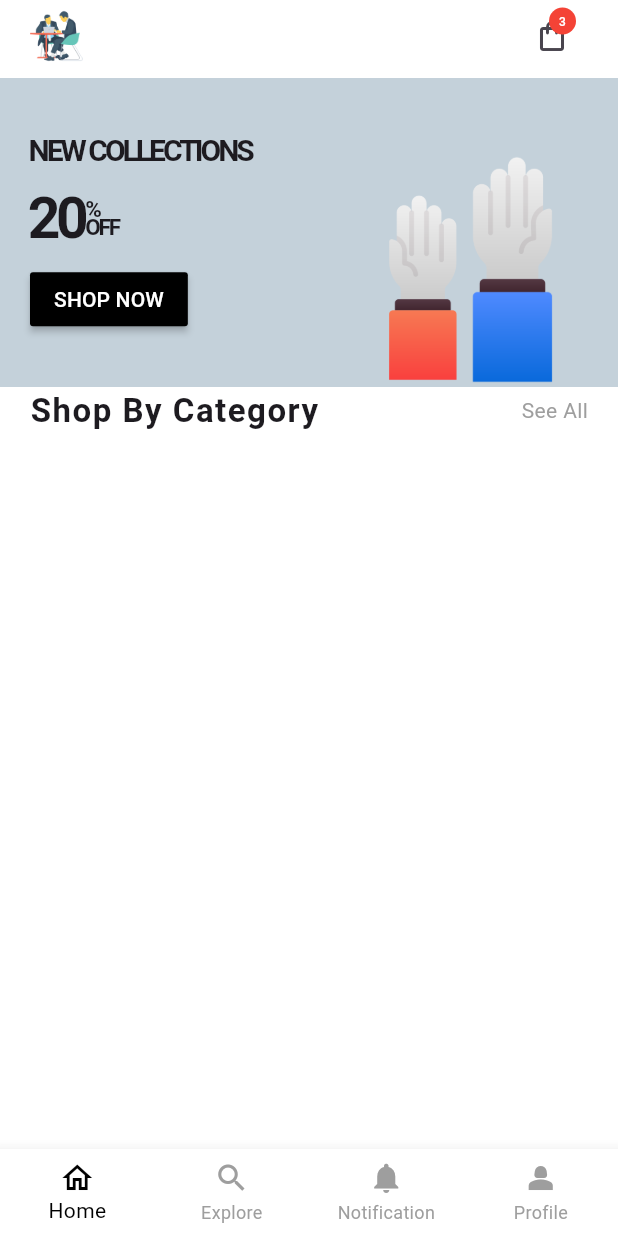
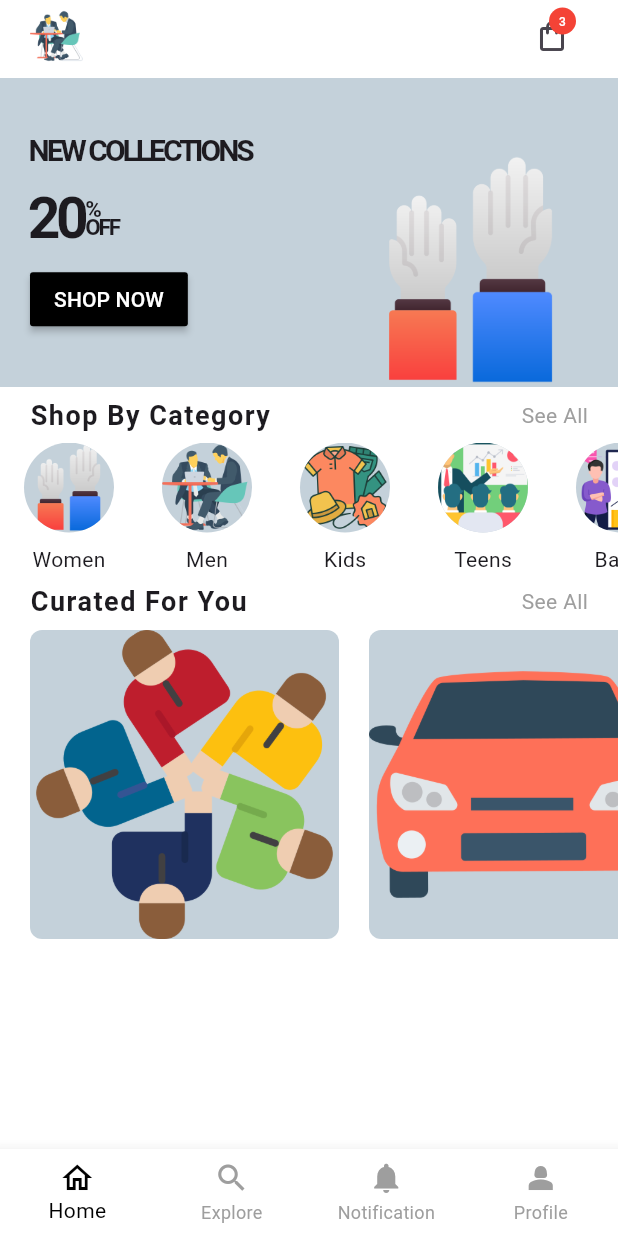
Before and after one commit to Legendary-Folah/e-commerce-practice, a Flutter app: the screen it shows once a user with an empty profile is signed in, on a phone screen of 412 x 824 dp. Run offline on Flutter 3.47's test engine with Material 3 defaults, Android fonts, the phone set to English and light mode, and no system bars; our stand-ins replace cloud_firestore, firebase_auth, firebase_core, firebase_storage, flutter_dotenv, flutter_riverpod and 2 more; accounts and stored records are empty; network calls fail.

Commit message:
feat: working on app home page

```diff
--- a/lib/Presentation/screens/role_based_login/user/app_home_screen.dart
+++ b/lib/Presentation/screens/role_based_login/user/app_home_screen.dart
@@ -1,4 +1,8 @@
 import 'package:e_commerce_app/core/colors.dart';
+import 'package:e_commerce_app/core/widgets/curated_item.dart';
+import 'package:e_commerce_app/core/widgets/my_custom_banner.dart';
+import 'package:e_commerce_app/models/app_model.dart';
+import 'package:e_commerce_app/models/category_model.dart';
 import 'package:flutter/material.dart';
 
 class AppHomeScreen extends StatefulWidget {
@@ -11,10 +15,12 @@ class AppHomeScreen extends StatefulWidget {
 class _AppHomeScreenState extends State<AppHomeScreen> {
   @override
   Widget build(BuildContext context) {
+    Size size = MediaQuery.of(context).size;
     return SafeArea(
       child: Scaffold(
         backgroundColor: ColorsConst.kWhite,
-        body: Column(
+        body: SingleChildScrollView(
+          child: Column(
             children: [
               Padding(
                 padding: EdgeInsetsGeometry.symmetric(horizontal: 20),
@@ -53,6 +59,7 @@ class _AppHomeScreenState extends State<AppHomeScreen> {
               ),
               SizedBox(height: 4),
               MyBanner(),
+              SizedBox(height: 6),
               Padding(
                 padding: EdgeInsetsGeometry.symmetric(horizontal: 20),
                 child: Row(
@@ -61,7 +68,7 @@ class _AppHomeScreenState extends State<AppHomeScreen> {
                     Text(
                       'Shop By Category',
                       style: TextStyle(
-                      fontSize: 22,
+                        fontSize: 18,
                         fontWeight: FontWeight.bold,
                         letterSpacing: 1,
                       ),
@@ -70,95 +77,76 @@ class _AppHomeScreenState extends State<AppHomeScreen> {
                   ],
                 ),
               ),
+              SizedBox(height: 5),
+              SingleChildScrollView(
+                scrollDirection: Axis.horizontal,
+                child: Row(
+                  children: [
+                    ...List.generate(
+                      categoryModel.length,
+                      (index) => InkWell(
+                        child: Column(
+                          spacing: 8,
+                          children: [
+                            Container(
+                              padding: EdgeInsets.symmetric(horizontal: 16),
+                              child: CircleAvatar(
+                                radius: 30,
+                                backgroundColor: ColorsConst().bannerColor,
+                                backgroundImage: AssetImage(
+                                  categoryModel[index].image,
+                                ),
+                              ),
+                            ),
+                            Text(categoryModel[index].name),
                           ],
+                        ),
+                      ),
+                    ),
+                  ],
+                ),
+              ),
+              SizedBox(height: 5),
+              Padding(
+                padding: EdgeInsetsGeometry.symmetric(horizontal: 20),
+                child: Row(
+                  mainAxisAlignment: MainAxisAlignment.spaceBetween,
+                  children: [
+                    Text(
+                      'Curated For You',
+                      style: TextStyle(
+                        fontSize: 18,
+                        fontWeight: FontWeight.bold,
+                        letterSpacing: 1,
+                      ),
+                    ),
+                    Text('See All', style: TextStyle(color: ColorsConst.kGrey)),
+                  ],
+                ),
+              ),
+              SizedBox(height: 6),
+              SingleChildScrollView(
+                scrollDirection: Axis.horizontal,
+                child: Row(
+                  children: [
+                    ...List.generate(appModel.length, (index) {
+                      final item = appModel[index];
+                      return Padding(
+                        padding: index == 0
+                            ? EdgeInsetsGeometry.symmetric(horizontal: 20)
+                            : EdgeInsetsGeometry.only(right: 20),
+                        child: InkWell(
+                          child: CuratedItems(appModelItems: item, size: size),
+                        ),
+                      );
+                    }),
+                  ],
+                ),
+              ),
+            ],
+          ),
         ),
       ),
     );
   }
 }
-
-class MyBanner extends StatelessWidget {
-  const MyBanner({super.key});
-
-  @override
-  Widget build(BuildContext context) {
-    Size size = MediaQuery.of(context).size;
-    return Container(
-      height: size.height * 0.25,
-      width: size.width,
-      color: ColorsConst().bannerColor,
-      child: Padding(
-        padding: EdgeInsetsGeometry.symmetric(horizontal: 20),
-        child: Stack(
-          children: [
-            Column(
-              mainAxisAlignment: MainAxisAlignment.center,
-              crossAxisAlignment: CrossAxisAlignment.start,
-              spacing: 3,
-              children: [
-                Text(
-                  'NEW COLLECTIONS',
-                  style: TextStyle(
-                    fontWeight: FontWeight.bold,
-                    fontSize: 20,
-                    letterSpacing: -2,
-                  ),
-                ),
-                Row(
-                  children: [
-                    Text(
-                      '20',
-                      style: TextStyle(
-                        fontWeight: FontWeight.bold,
-                        fontSize: 38,
-                        letterSpacing: -3,
-                      ),
-                    ),
-                    Column(
-                      crossAxisAlignment: CrossAxisAlignment.start,
-                      children: [
-                        Text(
-                          '%',
-                          style: TextStyle(
-                            fontWeight: FontWeight.bold,
-                            fontSize: 15,
-                            letterSpacing: -1.5,
-                            height: 0.8,
-                          ),
-                        ),
-                        Text(
-                          'OFF',
-                          style: TextStyle(
-                            fontWeight: FontWeight.bold,
-                            fontSize: 15,
-                            letterSpacing: -1.5,
-                            height: 0.8,
-                          ),
-                        ),
-                      ],
-                    ),
-                  ],
-                ),
-                MaterialButton(
-                  color: ColorsConst.kBlack,
-                  onPressed: () {},
-                  child: Text(
-                    'SHOP NOW',
-                    style: TextStyle(color: ColorsConst.kWhite),
-                  ),
-                ),
-              ],
-            ),
-            Align(
-              alignment: Alignment.bottomRight,
-              child: Image.asset(
-                'assets/images/democracy.png',
-                height: size.height * 0.19,
-              ),
-            ),
-          ],
-        ),
-      ),
-    );
-  }
-}
--- a/lib/core/colors.dart
+++ b/lib/core/colors.dart
@@ -10,5 +10,7 @@ class ColorsConst {
   static const Color kBlue = Colors.blueAccent;
   static const Color kGreen = Colors.green;
   static const Color kRed = Colors.red;
+  static const Color kYellow = Colors.yellow;
+  static const Color kOrange = Colors.orange;
   Color bannerColor = Color(0xffc4d1da);
 }
--- /dev/null
+++ b/lib/core/widgets/curated_item.dart
@@ -0,0 +1,32 @@
+import 'package:e_commerce_app/core/colors.dart';
+import 'package:e_commerce_app/models/app_model.dart';
+import 'package:flutter/material.dart';
+
+class CuratedItems extends StatelessWidget {
+  const CuratedItems({
+    super.key,
+    required this.appModelItems,
+    required this.size,
+  });
+  final AppModel appModelItems;
+  final Size size;
+  @override
+  Widget build(BuildContext context) {
+    return Column(
+      children: [
+        Container(
+          decoration: BoxDecoration(
+            color: ColorsConst().bannerColor,
+            borderRadius: BorderRadius.circular(8),
+            image: DecorationImage(
+              fit: BoxFit.cover,
+              image: AssetImage(appModelItems.image),
+            ),
+          ),
+          height: size.height * 0.25,
+          width: size.width * 0.5,
+        ),
+      ],
+    );
+  }
+}
--- /dev/null
+++ b/lib/core/widgets/my_custom_banner.dart
@@ -0,0 +1,88 @@
+import 'package:e_commerce_app/core/colors.dart';
+import 'package:flutter/material.dart';
+
+class MyBanner extends StatelessWidget {
+  const MyBanner({super.key});
+
+  @override
+  Widget build(BuildContext context) {
+    Size size = MediaQuery.of(context).size;
+    return Container(
+      height: size.height * 0.25,
+      width: size.width,
+      color: ColorsConst().bannerColor,
+      child: Padding(
+        padding: EdgeInsetsGeometry.symmetric(horizontal: 20),
+        child: Stack(
+          children: [
+            Column(
+              mainAxisAlignment: MainAxisAlignment.center,
+              crossAxisAlignment: CrossAxisAlignment.start,
+              spacing: 3,
+              children: [
+                Text(
+                  'NEW COLLECTIONS',
+                  style: TextStyle(
+                    fontWeight: FontWeight.bold,
+                    fontSize: 20,
+                    letterSpacing: -2,
+                  ),
+                ),
+                Row(
+                  children: [
+                    Text(
+                      '20',
+                      style: TextStyle(
+                        fontWeight: FontWeight.bold,
+                        fontSize: 38,
+                        letterSpacing: -3,
+                      ),
+                    ),
+                    Column(
+                      crossAxisAlignment: CrossAxisAlignment.start,
+                      children: [
+                        Text(
+                          '%',
+                          style: TextStyle(
+                            fontWeight: FontWeight.bold,
+                            fontSize: 15,
+                            letterSpacing: -1.5,
+                            height: 0.8,
+                          ),
+                        ),
+                        Text(
+                          'OFF',
+                          style: TextStyle(
+                            fontWeight: FontWeight.bold,
+                            fontSize: 15,
+                            letterSpacing: -1.5,
+                            height: 0.8,
+                          ),
+                        ),
+                      ],
+                    ),
+                  ],
+                ),
+                MaterialButton(
+                  color: ColorsConst.kBlack,
+                  onPressed: () {},
+                  child: Text(
+                    'SHOP NOW',
+                    style: TextStyle(color: ColorsConst.kWhite),
+                  ),
+                ),
+              ],
+            ),
+            Align(
+              alignment: Alignment.bottomRight,
+              child: Image.asset(
+                'assets/images/democracy.png',
+                height: size.height * 0.19,
+              ),
+            ),
+          ],
+        ),
+      ),
+    );
+  }
+}
--- /dev/null
+++ b/lib/models/app_model.dart
@@ -0,0 +1,107 @@
+import 'dart:ui';
+
+import 'package:e_commerce_app/core/colors.dart';
+
+class AppModel {
+  final String name;
+  final String image;
+  final String description;
+  final String category;
+  final double rating;
+  final int review;
+  final int price;
+  List<Color> color;
+  List<String> size;
+  bool isCheck;
+
+  AppModel({
+    required this.category,
+    required this.color,
+    required this.description,
+    required this.image,
+    required this.name,
+    required this.price,
+    required this.rating,
+    required this.review,
+    required this.size,
+    required this.isCheck,
+  });
+}
+
+List<AppModel> appModel = [
+  AppModel(
+    category: "Men",
+    color: [ColorsConst.kBlue, ColorsConst.kGrey],
+    description: "",
+    image: 'assets/images/partners.png',
+    name: 'Oversized Fit Couple',
+    price: 295,
+    rating: 4.9,
+    review: 136,
+    size: ["M", "L", "XL"],
+    isCheck: true,
+  ),
+
+  AppModel(
+    category: "Teens",
+    color: [ColorsConst.kGreen, ColorsConst.kRed],
+    description:
+        "Lorem ipsum dolor sit amet, consectetur adipiscing elit, sed do eiusmod tempor incididunt"
+        'fugiat nulla pariatur. Excepteur sint occaecat cupidatat non proident, sunt in culpa qui officia deserunt mollit anim id est laborum'
+        'voluptatem accusantium doloremque laudantium, totam rem aperiam, eaque ipsa quae ab illo inventore veritatis et quasi architecto',
+    image: 'assets/images/car.png',
+    name: 'Oversized Fit Printed',
+    price: 295,
+    rating: 4.9,
+    review: 136,
+    size: ["M", "L", "XL"],
+    isCheck: true,
+  ),
+
+  AppModel(
+    category: "Baby",
+    color: [ColorsConst.kBlue, ColorsConst.kPurple],
+    description:
+        "Lorem ipsum dolor sit amet, consectetur adipiscing elit, sed do eiusmod tempor incididunt"
+        'fugiat nulla pariatur. Excepteur sint occaecat cupidatat non proident, sunt in culpa qui officia deserunt mollit anim id est laborum',
+    image: 'assets/images/baby-clothing.png',
+    name: 'Baby Fit Printed',
+    price: 295,
+    rating: 4.9,
+    review: 136,
+    size: ["M", "L", "XL"],
+    isCheck: false,
+  ),
+
+  AppModel(
+    category: "Women",
+    color: [ColorsConst.kOrange, ColorsConst.kPurple],
+    description: "",
+    image: 'assets/images/t-shirt-design.png',
+    name: 'Printed Shirts',
+    price: 455,
+    rating: 3.9,
+    review: 126,
+    size: ["L", "XL"],
+    isCheck: true,
+  ),
+
+  AppModel(
+    category: "Kids",
+    color: [ColorsConst.kWhite, ColorsConst.kBlack],
+    description:
+        "Lorem ipsum dolor sit amet, consectetur adipiscing elit, sed do eiusmod tempor incididunt"
+        'fugiat nulla pariatur. Excepteur sint occaecat cupidatat non proident, sunt in culpa qui officia deserunt mollit anim id est laborum'
+        'magni dolores eos qui ratione voluptatem sequi nesciunt. Neque porro quisquam est, qui dolorem ipsum quia dolor sit amet, consectetur',
+    image: 'assets/images/tshirt.png',
+    name: 'Kidssssss Shirts',
+    price: 256,
+    rating: 3.9,
+    review: 100,
+    size: ["L", "XL", "XXL"],
+    isCheck: false,
+  ),
+];
+
+const description1 = 'Elevate your casual wardrobe with our';
+const description2 = 'Crafted from Premium cotton for maximum comfort';
--- /dev/null
+++ b/lib/models/category_model.dart
@@ -0,0 +1,14 @@
+class CategoryModel {
+  final String name;
+  final String image;
+
+  CategoryModel({required this.name, required this.image});
+}
+
+final List<CategoryModel> categoryModel = [
+  CategoryModel(name: 'Women', image: 'assets/images/democracy.png'),
+  CategoryModel(name: 'Men', image: 'assets/images/meeting.png'),
+  CategoryModel(name: 'Kids', image: 'assets/images/sub_images/brand.png'),
+  CategoryModel(name: 'Teens', image: 'assets/images/sub_images/business.png'),
+  CategoryModel(name: 'Baby ', image: 'assets/images/sub_images/planning.png'),
+];
--- a/lib/models/f_category.dart
+++ /dev/null
@@ -1,14 +0,0 @@
-class FCategory {
-  final String name;
-  final String image;
-
-  FCategory({required this.name, required this.image});
-
-  List<FCategory> fCategory = [
-    FCategory(name: 'Women', image: 'assets/images/democracy.png'),
-    FCategory(name: 'Men', image: 'assets/images/meeting.png'),
-    FCategory(name: 'Kids', image: 'assets/images/sub_images/brand.png'),
-    FCategory(name: 'Teens', image: 'assets/images/sub_images/business.png'),
-    FCategory(name: 'Baby ', image: 'assets/images/sub_images/planning.png'),
-  ];
-}
```
Also changed, not shown: assets/images/baby-clothing.png (added), assets/images/car.png (added), assets/images/partners.png (added), assets/images/t-shirt-design.png (added), assets/images/tshirt.png (added). Lines whose indentation alone changed are shown as unchanged.
